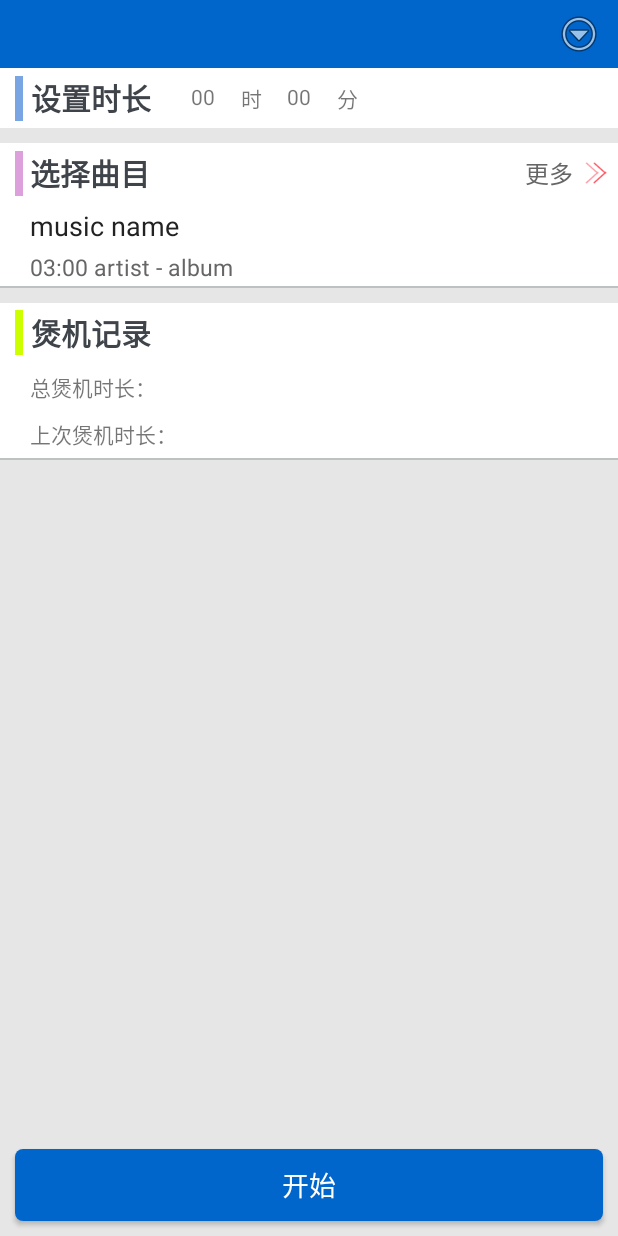
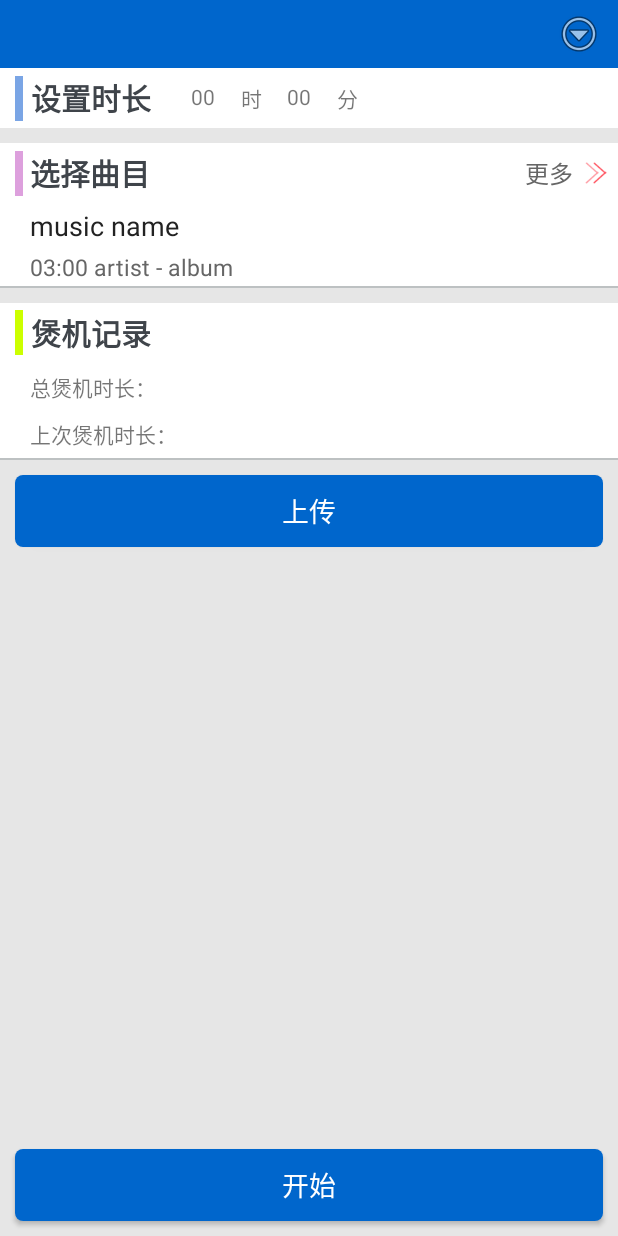
Before and after one commit to rabbitjason/BurninAssistant, an Android app: the layout activity_main.xml on its own in the app's theme, with its tools: preview values and no code run, on a phone screen of 412 x 824 dp. Run offline under Robolectric (Android 15) with nearby library versions, the phone set to English and light mode, and no system bars.

Commit message:
add function

```diff
--- a/app/src/main/res/layout/activity_main.xml
+++ b/app/src/main/res/layout/activity_main.xml
@@ -272,7 +272,19 @@
 
         </LinearLayout>
 
+        <Button
+            android:id="@+id/btnUpload"
+            android:layout_width="match_parent"
+            android:layout_height="wrap_content"
+            android:layout_alignParentBottom="true"
+            android:layout_margin="10dp"
+            android:text="上传"
+            android:textSize="18sp"
+            android:textColor="@color/white"
+            android:background="@drawable/round_button_shape"/>
+
     </LinearLayout>
+
 
     <Button
         android:id="@+id/btnPlay"
--- a/build.gradle
+++ b/build.gradle
@@ -15,11 +15,6 @@ buildscript {
 allprojects {
     repositories {
         jcenter()
-
-        //这里是 LeanCloud 的包仓库
-        maven {
-            url "http://mvn.leancloud.cn/nexus/content/repositories/public"
-        }
     }
 }
 
--- a/gradle.properties
+++ b/gradle.properties
@@ -10,7 +10,7 @@
 # Specifies the JVM arguments used for the daemon process.
 # The setting is particularly useful for tweaking memory settings.
 # Default value: -Xmx10248m -XX:MaxPermSize=256m
-# org.gradle.jvmargs=-Xmx2048m -XX:MaxPermSize=512m -XX:+HeapDumpOnOutOfMemoryError -Dfile.encoding=UTF-8
+org.gradle.jvmargs=-Xmx2048m -XX:MaxPermSize=512m -XX:+HeapDumpOnOutOfMemoryError -Dfile.encoding=UTF-8
 
 # When configured, Gradle will run in incubating parallel mode.
 # This option should only be used with decoupled projects. More details, visit
```
Also changed, not shown: app/build.gradle (+12 -0 lines), app/src/main/java/com/bugsbunny/burninassistant/MainActivity.java (+42 -2 lines), app/src/main/java/com/bugsbunny/burninassistant/manager/UploadManager.java (+17 -0 lines).
